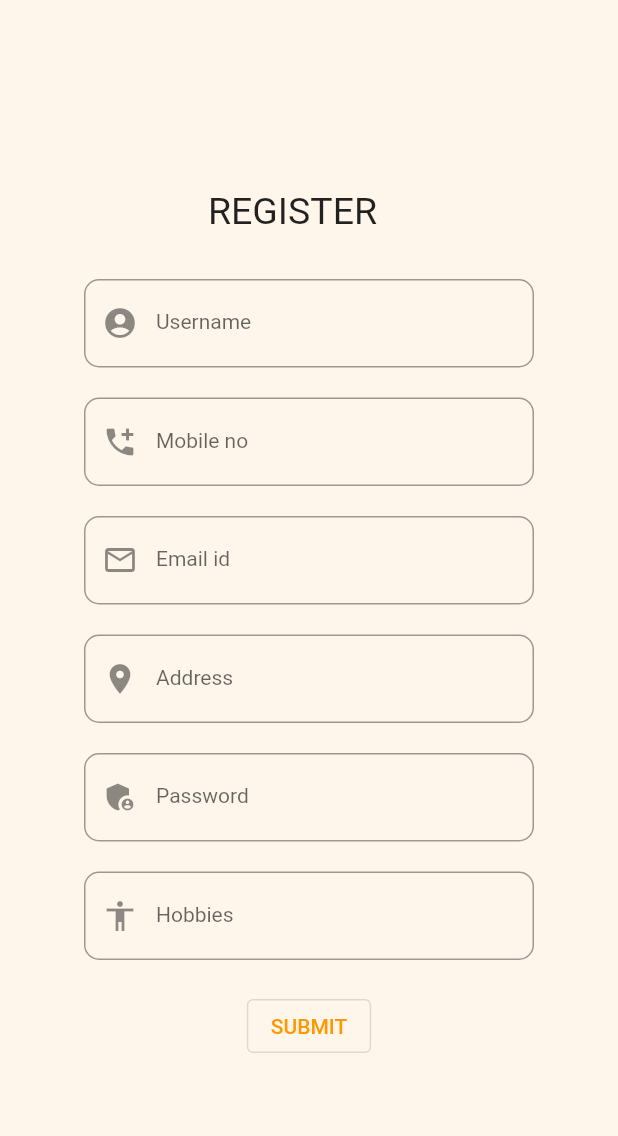
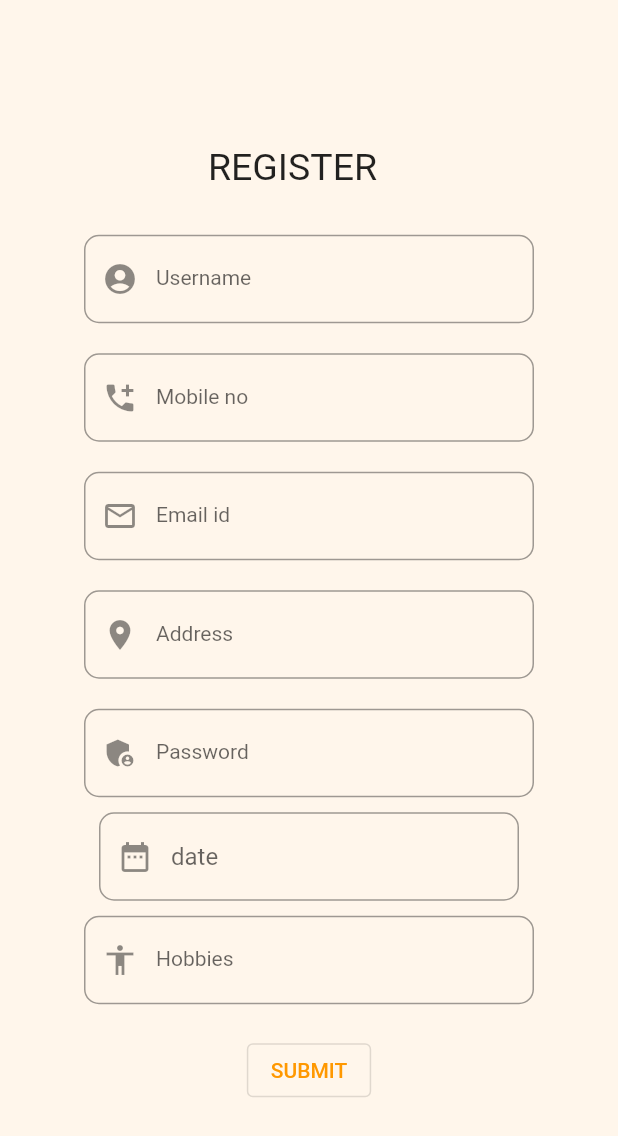
Before and after one commit to smitkachhadiya/myrestaurant, a Flutter app: the screen it shows after launch, on a phone screen of 412 x 824 dp. Shown: the top 1136 px of the screen. Run offline on Flutter 3.47's test engine with Material 2 defaults, Android fonts, the light colour scheme and no system bars.

Commit message:
committed successfully

```diff
--- a/lib/main.dart
+++ b/lib/main.dart
@@ -1,5 +1,6 @@
 import 'package:flutter/material.dart';
 import 'package:restaurant/loginpage.dart';
+import 'package:intl/intl.dart';
 
 void main() {
   runApp(MaterialApp(home: MyApp()));
@@ -14,6 +15,13 @@ class MyApp extends StatefulWidget {
 
 class _MyAppState extends State<MyApp> {
   // This widget is the root of your application.
+  TextEditingController dateInput = TextEditingController();
+
+  void initState() {
+    dateInput.text = ""; //set the initial value of text field
+    super.initState();
+  }
+
   @override
   Widget build(BuildContext context) {
     return Scaffold(
@@ -25,95 +33,164 @@ class _MyAppState extends State<MyApp> {
               children: [
                 Row(
                   children: [
-                      Container(height: 50,width: 390,
+                    Container(
+                      height: 50,
+                      width: 390,
                       alignment: AlignmentDirectional.center,
                       decoration: BoxDecoration(
                         borderRadius: BorderRadius.circular(20),
                       ),
                       child: Container(
-                          child: Text("REGISTER",style: TextStyle(fontSize: 25),),
-                      ),)
-
+                        child: Text(
+                          "REGISTER",
+                          style: TextStyle(fontSize: 25),
+                        ),
+                      ),
+                    )
                   ],
                 ),
-
                 SizedBox(
-                    width : 300,
-                    child : Column(
-                        children: [
-                          Padding( padding: const EdgeInsets.all(10)),
+                  width: 300,
+                  child: Column(children: [
+                    Padding(padding: const EdgeInsets.all(10)),
                     TextField(
                       decoration: InputDecoration(
-                                contentPadding:  EdgeInsets.all(20),
-                                border: OutlineInputBorder(borderRadius: BorderRadius.circular(10)),
-                                hintText: 'Enter your name ',hintStyle: TextStyle(fontWeight: FontWeight.bold),
-                                labelText: 'Username', labelStyle: TextStyle(fontSize: 14),
-                                prefixIcon: Icon(Icons.account_circle_rounded)
+                          contentPadding: EdgeInsets.all(20),
+                          border: OutlineInputBorder(
+                              borderRadius: BorderRadius.circular(10)),
+                          hintText: 'Enter your name ',
+                          hintStyle: TextStyle(fontWeight: FontWeight.bold),
+                          labelText: 'Username',
+                          labelStyle: TextStyle(fontSize: 14),
+                          prefixIcon: Icon(Icons.account_circle_rounded)),
+                    ),
+                    Padding(padding: const EdgeInsets.all(10)),
+                    TextField(
+                      decoration: InputDecoration(
+                          contentPadding: EdgeInsets.all(20),
+                          border: OutlineInputBorder(
+                              borderRadius: BorderRadius.circular(10)),
+                          hintText: 'Enter your mobile number ',
+                          hintStyle: TextStyle(fontWeight: FontWeight.bold),
+                          labelText: 'Mobile no',
+                          labelStyle: TextStyle(fontSize: 14),
+                          prefixIcon: Icon(Icons.add_call)),
+                    ),
+                    Padding(padding: const EdgeInsets.all(10)),
+                    TextField(
+                      decoration: InputDecoration(
+                          contentPadding: EdgeInsets.all(20),
+                          border: OutlineInputBorder(
+                              borderRadius: BorderRadius.circular(10)),
+                          hintText: 'Enter your Email ',
+                          hintStyle: TextStyle(fontWeight: FontWeight.bold),
+                          labelText: 'Email id',
+                          labelStyle: TextStyle(fontSize: 14),
+                          prefixIcon: Icon(Icons.email_outlined)),
+                    ),
+                    Padding(padding: const EdgeInsets.all(10)),
+                    TextField(
+                      decoration: InputDecoration(
+                          contentPadding: EdgeInsets.all(20),
+                          border: OutlineInputBorder(
+                              borderRadius: BorderRadius.circular(10)),
+                          hintText: 'Enter your address ',
+                          hintStyle: TextStyle(fontWeight: FontWeight.bold),
+                          labelText: 'Address',
+                          labelStyle: TextStyle(fontSize: 14),
+                          prefixIcon: Icon(Icons.location_on)),
+                    ),
+                    Padding(padding: const EdgeInsets.all(10)),
+                    TextField(
+                      decoration: InputDecoration(
+                          contentPadding: EdgeInsets.all(20),
+                          border: OutlineInputBorder(
+                              borderRadius: BorderRadius.circular(10)),
+                          hintText: 'Enter your password ',
+                          hintStyle: TextStyle(fontWeight: FontWeight.bold),
+                          labelText: 'Password',
+                          labelStyle: TextStyle(fontSize: 14),
+                          prefixIcon: Icon(Icons.admin_panel_settings_sharp)),
+                    ),
+                    // Padding(padding: const EdgeInsets.all(10),
+                    // child: ElevatedButton(
+                    //   onPressed: () async {
+                    //     print("Before");
+                    //     DateTime? date = await showDatePicker(
+                    //         context: context,
+                    //         initialDate: DateTime.now(),
+                    //         firstDate: DateTime(1960),
+                    //         lastDate: DateTime(2023));
+                    //     if (date != null) {
+                    //       print(
+                    //           date); //pickedDate output format => 2021-03-10 00:00:00.000
+                    //       String formattedDate = DateFormat('yyyy-MM-dd').format(date);
+                    //       print(
+                    //           formattedDate); //formatted date output using intl package =>  2021-03-16
+                    //       setState(() {
+                    //         dateInput.text =
+                    //             formattedDate; //set output date to TextField value.
+                    //       });
+                    //     } else {}
+                    //   }, child: Text("Datepicker"),),),
+                    Padding(
+                      padding: const EdgeInsets.all(10),
+                      child: TextField(
+                        onTap: () async {
+                          DateTime? pickedDate = await showDatePicker(
+                              context: context,
+                              initialDate: DateTime.now(),
+                              firstDate: DateTime(2004),
+                              lastDate: DateTime(2024));
+
+                          if (pickedDate != null) {
+                            String formattedDate =
+                                DateFormat('yyyy-MM-dd').format(pickedDate);
+                            setState(() {
+                              dateInput.text =
+                                  formattedDate; //setoutputdatetoTextFieldvalue.
+                            });
+                          }
+                        },
+                        controller: dateInput,
+                        decoration: InputDecoration(
+                            border: OutlineInputBorder(
+                                borderRadius: BorderRadius.circular(10)),
+                            hintText: 'date',
+                            prefixIcon: Icon(Icons.date_range)),
                       ),
                     ),
-                          Padding( padding: const EdgeInsets.all(10)),
+
                     TextField(
                       decoration: InputDecoration(
-                                contentPadding:  EdgeInsets.all(20),
-                                border: OutlineInputBorder(borderRadius: BorderRadius.circular(10)),
-                                hintText: 'Enter your mobile number ',hintStyle: TextStyle(fontWeight: FontWeight.bold),
-                                labelText: 'Mobile no', labelStyle: TextStyle(fontSize: 14),
-                                prefixIcon: Icon(Icons.add_call)
-                            ),
-                          ),
-                          Padding( padding: const EdgeInsets.all(10)),
-                          TextField(
-                            decoration: InputDecoration(
-                                contentPadding:  EdgeInsets.all(20),
-                                border: OutlineInputBorder(borderRadius: BorderRadius.circular(10)),
-                                hintText: 'Enter your Email ',hintStyle: TextStyle(fontWeight: FontWeight.bold),
-                                labelText: 'Email id', labelStyle: TextStyle(fontSize: 14),
-                                prefixIcon: Icon(Icons.email_outlined)
-                            ),
-                          ),
-                          Padding( padding: const EdgeInsets.all(10)),
-                          TextField(
-                            decoration: InputDecoration(
-                                contentPadding:  EdgeInsets.all(20),
-                                border: OutlineInputBorder(borderRadius: BorderRadius.circular(10)),
-                                hintText: 'Enter your address ',hintStyle: TextStyle(fontWeight: FontWeight.bold),
-                                labelText: 'Address', labelStyle: TextStyle(fontSize: 14),
-                                prefixIcon: Icon(Icons.location_on)
-                            ),
-                          ),
-                          Padding( padding: const EdgeInsets.all(10)),
-                          TextField(
-                            decoration: InputDecoration(
-                                contentPadding:  EdgeInsets.all(20),
-                                border: OutlineInputBorder(borderRadius: BorderRadius.circular(10)),
-                                hintText: 'Enter your password ',hintStyle: TextStyle(fontWeight: FontWeight.bold),
-                                labelText: 'Password', labelStyle: TextStyle(fontSize: 14),
-                                prefixIcon: Icon(Icons.admin_panel_settings_sharp)
-                            ),
-                          ),
-                          Padding( padding: const EdgeInsets.all(10)),
-                          TextField(
-                            decoration: InputDecoration(
-                                contentPadding:  EdgeInsets.all(20),
-                                border: OutlineInputBorder(borderRadius: BorderRadius.circular(10)),
-                                hintText: 'Enter your Hobbies ',hintStyle: TextStyle(fontWeight: FontWeight.bold),
-                                labelText: 'Hobbies', labelStyle: TextStyle(fontSize: 14),
+                        contentPadding: EdgeInsets.all(20),
+                        border: OutlineInputBorder(
+                            borderRadius: BorderRadius.circular(10)),
+                        hintText: 'Enter your Hobbies ',
+                        hintStyle: TextStyle(fontWeight: FontWeight.bold),
+                        labelText: 'Hobbies',
+                        labelStyle: TextStyle(fontSize: 14),
                         prefixIcon: Icon(Icons.accessibility),
                       ),
                     ),
-                          Padding( padding: const EdgeInsets.all(10)),
-                          OutlinedButton(onPressed: (){
-                            Navigator.push(context, MaterialPageRoute(builder: (context) => loginpage()));
-                          } ,
-                              child: Text("SUBMIT",style: TextStyle(color: Colors.orange),),
+                    Padding(padding: const EdgeInsets.all(10)),
+                    OutlinedButton(
+                      onPressed: () {
+                        Navigator.push(
+                            context,
+                            MaterialPageRoute(
+                                builder: (context) => loginpage()));
+                      },
+                      child: Text(
+                        "SUBMIT",
+                        style: TextStyle(color: Colors.orange),
+                      ),
                     )
-                        ]
-                    ),),
-
+                  ]),
+                ),
               ],
             ),
           ),
-          )
-    );
+        ));
   }
 }
--- a/pubspec.yaml
+++ b/pubspec.yaml
@@ -36,7 +36,7 @@ dependencies:
   # The following adds the Cupertino Icons font to your application.
   # Use with the CupertinoIcons class for iOS style icons.
   cupertino_icons: ^1.0.2
-
+  intl: ^0.17.0
 dev_dependencies:
   flutter_test:
     sdk: flutter
```
Also changed, not shown: pubspec.lock. Lines whose indentation alone changed are shown as unchanged.
